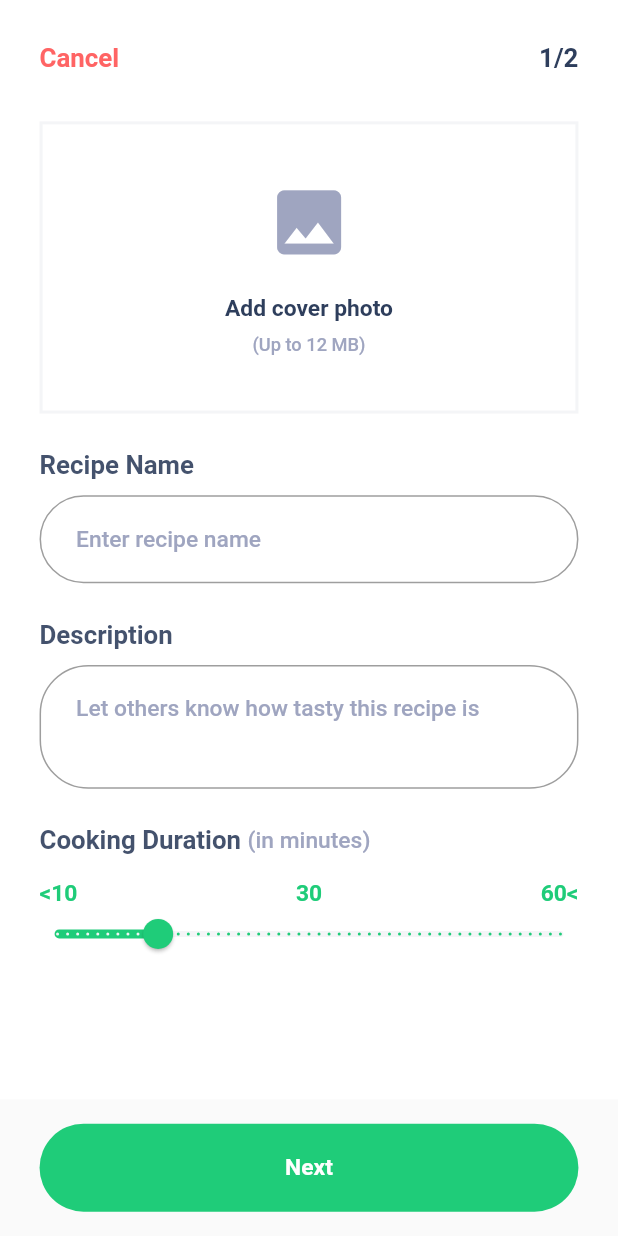
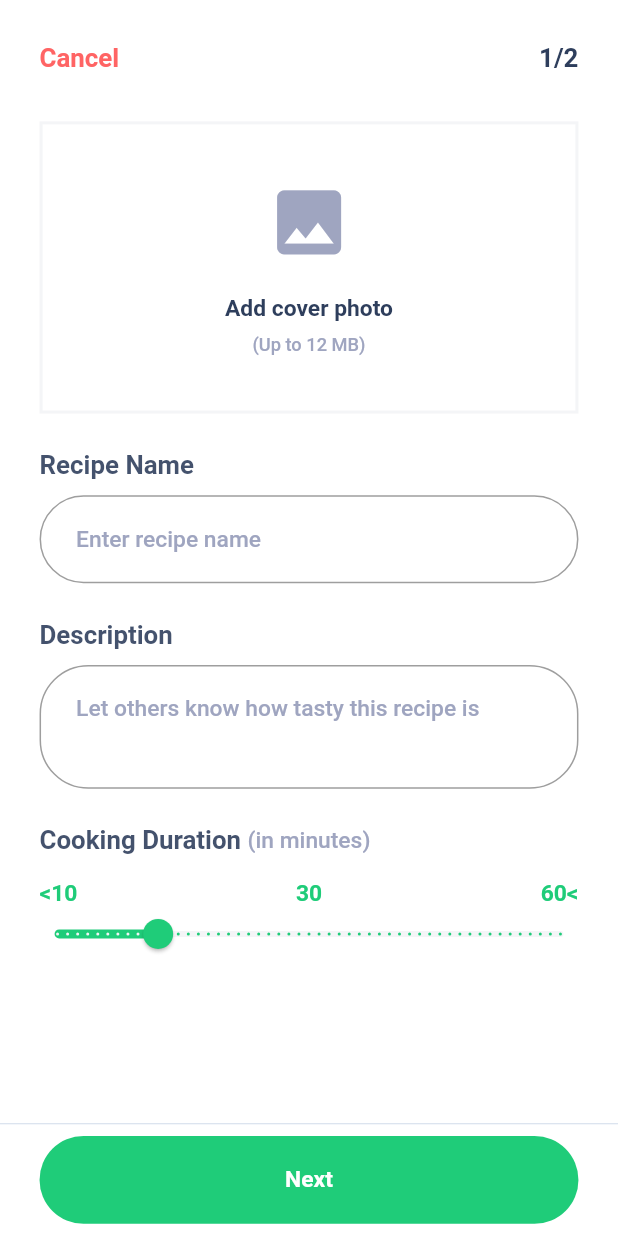
Before and after one commit to nayeemtby/chefio, a Flutter app: the UploadScr screen opened directly, on a phone screen of 412 x 824 dp. Run offline on Flutter 3.47's test engine with Material 2 defaults, Android fonts, the phone set to English and light mode, and no system bars; our stand-ins replace flutter_screenutil, pinput.

Commit message:
Refine upload screen bottom bar

```diff
--- a/lib/screens/upload.dart
+++ b/lib/screens/upload.dart
@@ -110,8 +110,17 @@ class _BottomBarState extends State<_BottomBar> {
 
   @override
   Widget build(BuildContext context) {
-    return Padding(
-      padding: EdgeInsets.symmetric(horizontal: 24.w, vertical: 16.h),
+    return Material(
+      color: AppColors.white,
+      child: Column(
+        mainAxisSize: MainAxisSize.min,
+        children: [
+          const Divider(
+            height: 0,
+            color: AppColors.outline,
+          ),
+          Padding(
+            padding: EdgeInsets.symmetric(horizontal: 24.w, vertical: 8.h),
             child: TweenAnimationBuilder<double>(
                 // Tween options
                 duration: const Duration(milliseconds: 200),
@@ -135,9 +144,10 @@ class _BottomBarState extends State<_BottomBar> {
                           SizedBox(
                             width: ((constraints.maxWidth - 16.w) / 2) * value,
                             child: ClipRect(
-                        child: BtnPrimary(
+                              child: BtnSecondary(
                                 width: (constraints.maxWidth - 16.w) / 2,
-                          txt: value > 0.4 ? 'Back' : 'B',
+                                vpad: 20.h,
+                                text: value > 0.4 ? 'Back' : 'B',
                                 onTap: () => _handleBack(context),
                               ),
                             ),
@@ -155,6 +165,9 @@ class _BottomBarState extends State<_BottomBar> {
                     );
                   });
                 }),
+          ),
+        ],
+      ),
     );
   }
 }
```
Lines whose indentation alone changed are shown as unchanged.
